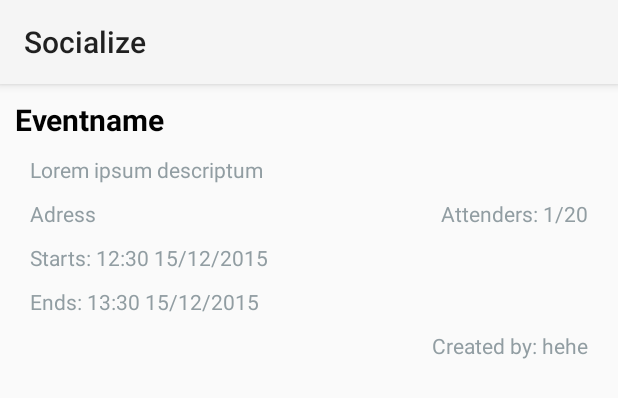
After one commit to etheone/tdp028, an Android app: the layout custom_list_item.xml on its own in the app's theme, with its tools: preview values and no code run, on a phone screen of 412 x 824 dp. The commit adds this screen. Shown: the top 398 px of the screen. Run offline under Robolectric (Android 15) with nearby library versions, the phone set to English and light mode, and no system bars.

Commit message:
I have been working on displaying events in a list. Created a custom list item to be able to display more information to the user then what the standard list items allow, Will probably add a clicklistener to avoid user having to jump to yet another activity to sign up for events. Events now display nicely in a list. Lots of trouble customizing an adapter for my list items but it worked in the end. Will focus on documentation for a few days.

```diff
--- a/TDP028_2015/app/src/main/AndroidManifest.xml
+++ b/TDP028_2015/app/src/main/AndroidManifest.xml
@@ -36,9 +36,7 @@
         <meta-data
             android:name="com.google.android.gms.version"
             android:value="@integer/google_play_services_version" />
-        <meta-data
-            android:name="com.google.android.maps.v2.API_KEY"
-            android:value="@string/google_maps_key" />
+
         <meta-data
             android:name="com.google.android.geo.API_KEY"
             android:value="AIzaSyCjqZM_IEeHMQ_Ry_5G2fzdcPgmPhifGTQ"/>
--- a/TDP028_2015/app/src/main/java/com/example/emil/socialize/NewEventActivity.java
+++ b/TDP028_2015/app/src/main/java/com/example/emil/socialize/NewEventActivity.java
@@ -257,6 +257,7 @@ public class NewEventActivity extends AppCompatActivity implements GoogleApiClie
             event.put("maxAttenders", Integer.parseInt(attendants.getText().toString()));
             event.put("attenders", 1);
             Log.i("EventInfo - Created by", ParseUser.getCurrentUser().getUsername());
+            event.put("creator", ParseUser.getCurrentUser().getUsername());
             try {
                 Log.i("EventInfo - Address", String.valueOf(placeToSave.getAddress()));
                 event.put("address", String.valueOf(placeToSave.getAddress()));
@@ -281,7 +282,7 @@ public class NewEventActivity extends AppCompatActivity implements GoogleApiClie
 
             //Add the creator of the event to attenderlist.
             List<String> attenders = new ArrayList<String>();
-            attenders.add(ParseUser.getCurrentUser().toString());
+            attenders.add(ParseUser.getCurrentUser().getUsername());
             event.addAll("attendingUsers", attenders);
         } else {
 
--- /dev/null
+++ b/TDP028_2015/app/src/main/res/layout/custom_list_item.xml
@@ -0,0 +1,86 @@
+<?xml version="1.0" encoding="utf-8"?>
+<RelativeLayout xmlns:android="http://schemas.android.com/apk/res/android"
+    android:layout_width="match_parent" android:layout_height="wrap_content"
+    android:id="@+id/relativeLayout">
+
+    <TextView
+        android:layout_width="match_parent"
+        android:layout_height="wrap_content"
+        android:text="Eventname"
+        android:id="@+id/title"
+        android:layout_alignParentTop="true"
+        android:layout_alignParentStart="true"
+        android:layout_marginTop="10dp"
+        android:layout_marginLeft="10dp"
+        android:layout_marginRight="10dp"
+        android:textColor="#010101"
+        android:textStyle="bold"
+        android:textSize="20dp"
+        android:layout_margin="10dp" />
+
+    <TextView
+        android:layout_width="wrap_content"
+        android:layout_height="wrap_content"
+        android:text="Lorem ipsum descriptum"
+        android:id="@+id/description"
+        android:layout_below="@+id/title"
+        android:layout_alignStart="@+id/title"
+        android:layout_marginLeft="10dp"
+        android:layout_marginRight="10dp"
+        android:layout_marginBottom="10dp"
+        android:textColor="#919da2" />
+
+    <TextView
+        android:layout_width="wrap_content"
+        android:layout_height="wrap_content"
+        android:text="Adress"
+        android:id="@+id/adress"
+        android:layout_below="@+id/description"
+        android:layout_alignStart="@+id/title"
+        android:layout_marginLeft="10dp"
+        android:layout_marginRight="10dp"
+        android:layout_marginBottom="10dp"
+        android:textColor="#919da2" />
+
+    <TextView
+        android:layout_width="wrap_content"
+        android:layout_height="wrap_content"
+        android:text="Attenders: 1/20"
+        android:id="@+id/attenders"
+        android:layout_marginRight="10dp"
+        android:layout_below="@+id/description"
+        android:layout_alignEnd="@+id/title"
+        android:textColor="#919da2" />
+
+    <TextView
+        android:layout_width="wrap_content"
+        android:layout_height="wrap_content"
+        android:text="Starts: 12:30 15/12/2015"
+        android:id="@+id/starts"
+        android:layout_below="@+id/adress"
+        android:layout_alignStart="@+id/adress"
+        android:textColor="#919da2" />
+
+    <TextView
+        android:layout_width="wrap_content"
+        android:layout_height="wrap_content"
+        android:text="Ends: 13:30 15/12/2015"
+        android:id="@+id/ends"
+        android:layout_below="@+id/starts"
+        android:layout_alignStart="@+id/starts"
+        android:layout_marginTop="10dp"
+        android:textColor="#919da2" />
+
+    <TextView
+        android:layout_width="wrap_content"
+        android:layout_height="wrap_content"
+        android:text="Created by: hehe"
+        android:id="@+id/creator"
+        android:layout_below="@+id/ends"
+        android:layout_alignEnd="@+id/title"
+        android:layout_marginTop="10dp"
+        android:layout_marginRight="10dp"
+        android:layout_marginBottom="10dp"
+        android:textColor="#919da2" />
+
+</RelativeLayout>
```
Also changed, not shown: TDP028_2015/app/src/main/java/com/example/emil/socialize/ActivitiesFragmentList.java (+50 -20 lines), TDP028_2015/app/src/main/java/com/example/emil/socialize/CustomListAdapter.java (added, +103 -0 lines), TDP028_2015/app/src/main/java/com/example/emil/socialize/Event.java (added, +90 -0 lines), TDP028_2015/app/src/main/java/com/example/emil/socialize/MainActivity.java (+64 -2 lines), TDP028_2015/app/src/main/res/layout/fragment_activities_fragment_list.xml (+21 -4 lines), TDP028_2015/app/src/main/res/layout/fragment_home.xml (+15 -3 lines).
